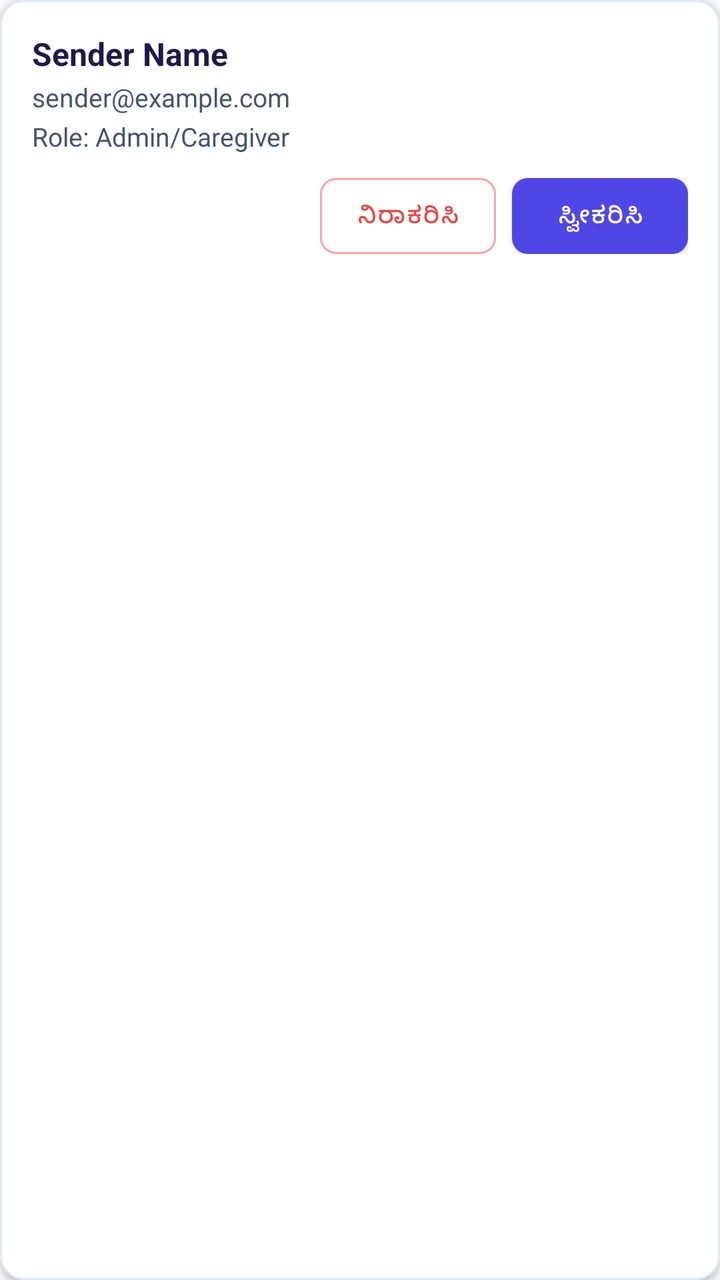
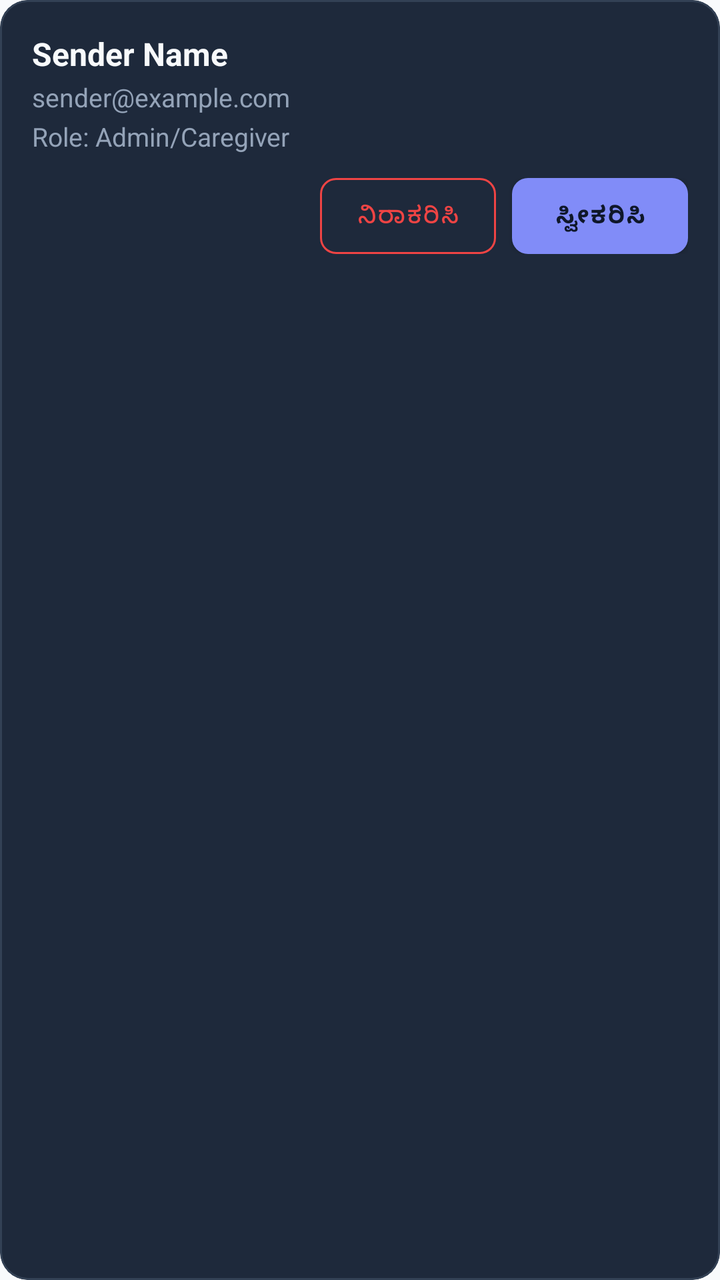

An Android layout rendered at two revisions. The XML below is the earlier revision; the diff shows what the commit changed to produce the second picture.
<!-- AndroidManifest.xml: application theme Theme.SpeechAssistant -->
<!-- res/layout/item_connection_request.xml -->
<?xml version="1.0" encoding="utf-8"?>
<com.google.android.material.card.MaterialCardView xmlns:android="http://schemas.android.com/apk/res/android"
    xmlns:app="http://schemas.android.com/apk/res-auto"
    android:layout_width="match_parent"
    android:layout_height="wrap_content"
    android:layout_marginBottom="12dp"
    app:cardCornerRadius="12dp"
    app:cardElevation="2dp"
    app:cardBackgroundColor="@color/surface"
    app:strokeWidth="1dp"
    app:strokeColor="#E2E8F0">

    <LinearLayout
        android:layout_width="match_parent"
        android:layout_height="wrap_content"
        android:orientation="vertical"
        android:padding="16dp">

        <TextView
            android:id="@+id/txtReqName"
            android:layout_width="wrap_content"
            android:layout_height="wrap_content"
            android:text="Sender Name"
            android:textColor="@color/text_primary"
            android:textSize="16sp"
            android:textStyle="bold" />

        <TextView
            android:id="@+id/txtReqEmail"
            android:layout_width="wrap_content"
            android:layout_height="wrap_content"
            android:text="sender@example.com"
            android:textColor="@color/text_secondary"
            android:textSize="13sp"
            android:layout_marginTop="2dp" />

        <TextView
            android:id="@+id/txtReqRole"
            android:layout_width="wrap_content"
            android:layout_height="wrap_content"
            android:text="Role: Admin/Caregiver"
            android:textColor="@color/text_secondary"
            android:textSize="13sp"
            android:layout_marginTop="2dp"
            android:layout_marginBottom="12dp" />

        <LinearLayout
            android:layout_width="match_parent"
            android:layout_height="wrap_content"
            android:orientation="horizontal"
            android:gravity="end">

            <com.google.android.material.button.MaterialButton
                android:id="@+id/btnReject"
                style="@style/Widget.MaterialComponents.Button.OutlinedButton"
                android:layout_width="wrap_content"
                android:layout_height="38dp"
                android:text="@string/reject_request"
                android:textColor="#EF4444"
                app:strokeColor="#FCA5A5"
                app:strokeWidth="1dp"
                app:cornerRadius="8dp"
                android:textSize="12sp"
                android:insetTop="0dp"
                android:insetBottom="0dp"
                android:layout_marginEnd="8dp" />

            <com.google.android.material.button.MaterialButton
                android:id="@+id/btnAccept"
                android:layout_width="wrap_content"
                android:layout_height="38dp"
                android:text="@string/accept_request"
                android:textColor="@android:color/white"
                app:backgroundTint="@color/primary"
                app:cornerRadius="8dp"
                android:textSize="12sp"
                android:insetTop="0dp"
                android:insetBottom="0dp" />

        </LinearLayout>
    </LinearLayout>
</com.google.android.material.card.MaterialCardView>
<!-- resources referenced by this layout -->
<resources>
  <color name="primary">#4F46E5</color>
  <color name="surface">#FFFFFF</color>
  <color name="text_primary">#1E1B4B</color>
  <color name="text_secondary">#475569</color>
  <string name="accept_request">ಸ್ವೀಕರಿಸಿ</string>
  <string name="reject_request">ನಿರಾಕರಿಸಿ</string>
  <style name="Theme.SpeechAssistant" parent="Theme.MaterialComponents.DayNight.NoActionBar">
          
          <item name="colorPrimary">@color/primary</item>
          <item name="colorPrimaryVariant">@color/primary_dark</item>
          <item name="colorOnPrimary">@android:color/white</item>
          
          <item name="colorSecondary">@color/accent</item>
          <item name="colorSecondaryVariant">@color/accent</item>
          <item name="colorOnSecondary">@android:color/black</item>
          
          <item name="android:statusBarColor">?attr/colorPrimaryVariant</item>
          
          <item name="android:windowBackground">@color/background</item>
      </style>
  <color name="primary_dark">#3730A3</color>
  <color name="accent">#0D9488</color>
  <color name="background">#F8FAFC</color>
</resources>

<!-- the commit's change to res/layout/item_connection_request.xml (unified diff, before → after) -->
@@ -3,12 +3,12 @@
     xmlns:app="http://schemas.android.com/apk/res-auto"
     android:layout_width="match_parent"
     android:layout_height="wrap_content"
-    android:layout_marginBottom="12dp"
-    app:cardCornerRadius="12dp"
-    app:cardElevation="2dp"
-    app:cardBackgroundColor="@color/surface"
+    android:layout_marginBottom="10dp"
+    app:cardCornerRadius="14dp"
+    app:cardElevation="0dp"
+    app:cardBackgroundColor="@color/caregiver_card"
     app:strokeWidth="1dp"
-    app:strokeColor="#E2E8F0">
+    app:strokeColor="@color/caregiver_border">
 
     <LinearLayout
         android:layout_width="match_parent"
@@ -21,7 +21,7 @@
             android:layout_width="wrap_content"
             android:layout_height="wrap_content"
             android:text="Sender Name"
-            android:textColor="@color/text_primary"
+            android:textColor="@color/caregiver_text_primary"
             android:textSize="16sp"
             android:textStyle="bold" />
 
@@ -30,7 +30,7 @@
             android:layout_width="wrap_content"
             android:layout_height="wrap_content"
             android:text="sender@example.com"
-            android:textColor="@color/text_secondary"
+            android:textColor="@color/caregiver_text_secondary"
             android:textSize="13sp"
             android:layout_marginTop="2dp" />
 
@@ -39,7 +39,7 @@
             android:layout_width="wrap_content"
             android:layout_height="wrap_content"
             android:text="Role: Admin/Caregiver"
-            android:textColor="@color/text_secondary"
+            android:textColor="@color/caregiver_text_secondary"
             android:textSize="13sp"
             android:layout_marginTop="2dp"
             android:layout_marginBottom="12dp" />
@@ -56,8 +56,8 @@
                 android:layout_width="wrap_content"
                 android:layout_height="38dp"
                 android:text="@string/reject_request"
-                android:textColor="#EF4444"
-                app:strokeColor="#FCA5A5"
+                android:textColor="@color/caregiver_danger"
+                app:strokeColor="@color/caregiver_danger"
                 app:strokeWidth="1dp"
                 app:cornerRadius="8dp"
                 android:textSize="12sp"
@@ -70,8 +70,9 @@
                 android:layout_width="wrap_content"
                 android:layout_height="38dp"
                 android:text="@string/accept_request"
-                android:textColor="@android:color/white"
-                app:backgroundTint="@color/primary"
+                android:textColor="#0F172A"
+                android:textStyle="bold"
+                app:backgroundTint="@color/caregiver_accent"
                 app:cornerRadius="8dp"
                 android:textSize="12sp"
                 android:insetTop="0dp"
<!-- resource entries referenced after the edit -->
@@ -1,9 +1,12 @@
 <!-- resources referenced by this layout -->
 <resources>
+  <color name="caregiver_accent">#818CF8</color>
+  <color name="caregiver_border">#334155</color>
+  <color name="caregiver_card">#1E293B</color>
+  <color name="caregiver_danger">#EF4444</color>
+  <color name="caregiver_text_primary">#F8FAFC</color>
+  <color name="caregiver_text_secondary">#94A3B8</color>
   <color name="primary">#4F46E5</color>
-  <color name="surface">#FFFFFF</color>
-  <color name="text_primary">#1E1B4B</color>
-  <color name="text_secondary">#475569</color>
   <string name="accept_request">ಸ್ವೀಕರಿಸಿ</string>
   <string name="reject_request">ನಿರಾಕರಿಸಿ</string>
   <style name="Theme.SpeechAssistant" parent="Theme.MaterialComponents.DayNight.NoActionBar">
